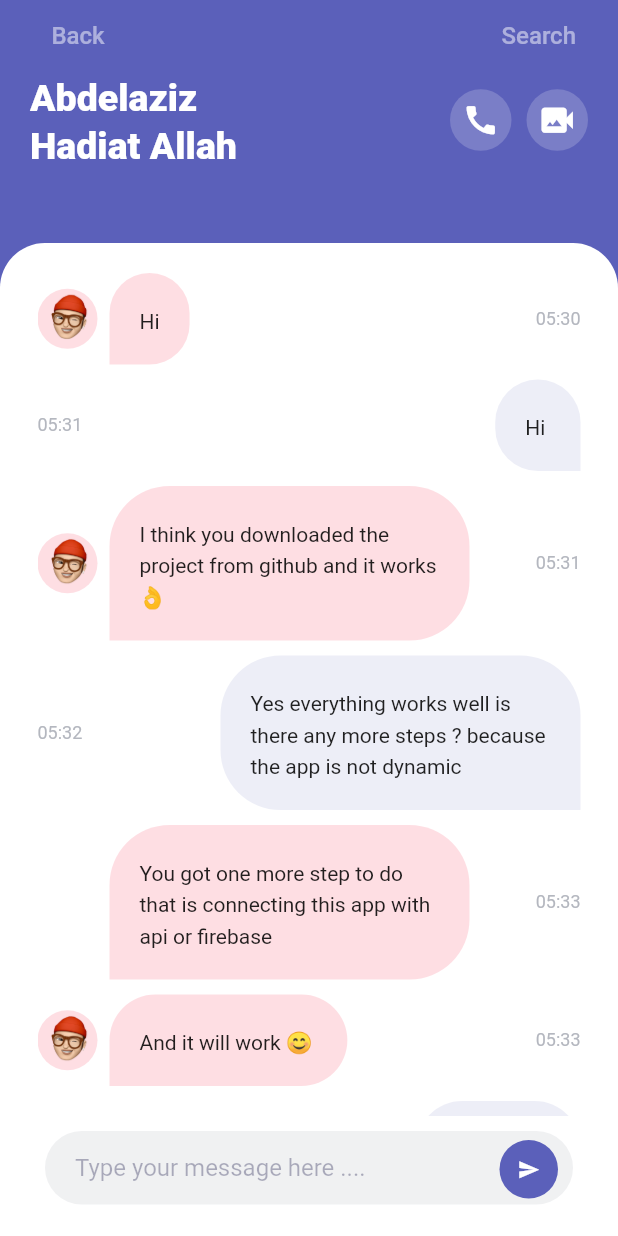
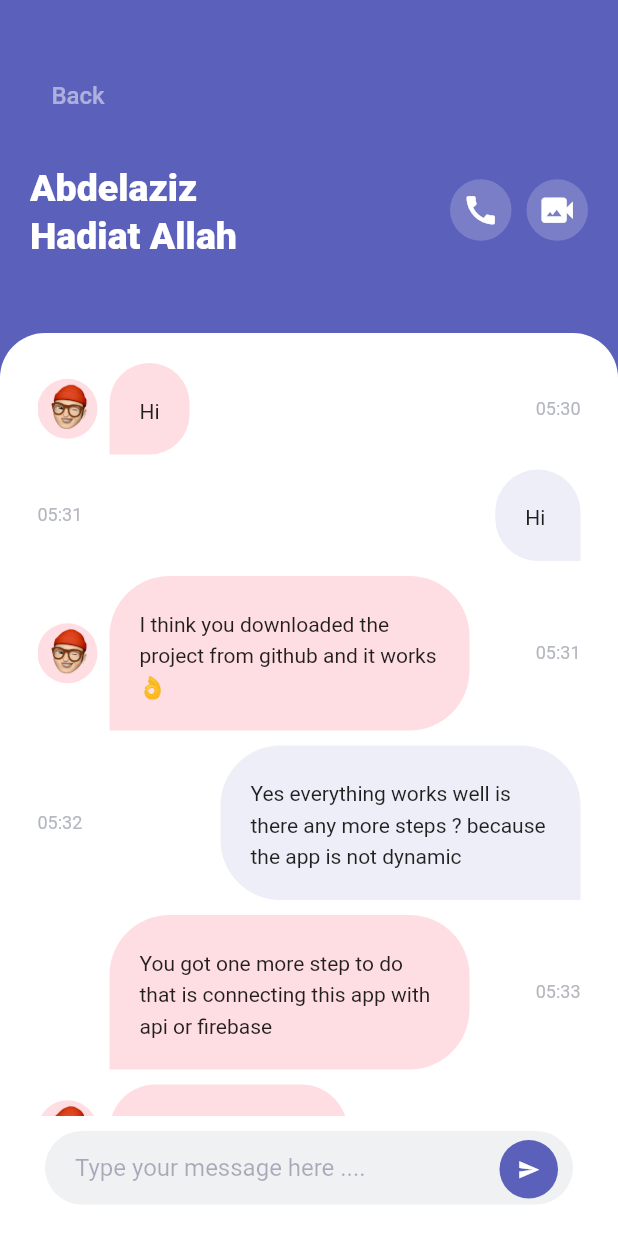
Before and after one commit to ADez3/ChatApp, a Flutter app: the Conversation screen opened directly with sample values from the repository, on a phone screen of 412 x 824 dp. Run offline on Flutter 3.47's test engine with Material 2 defaults, Android fonts, the phone set to English and light mode, and no system bars.

Commit message:
App UI Completed

```diff
--- a/lib/screens/conversation/widgets/conversation_appbar.dart
+++ b/lib/screens/conversation/widgets/conversation_appbar.dart
@@ -5,7 +5,8 @@ class ConAppBar extends StatelessWidget {
   Widget build(BuildContext context) {
     return Container(
       padding: EdgeInsets.only(
-        top: MediaQuery.of(context).padding.top,
+        top: 40,
+        bottom: 20,
         left: 20,
         right: 20
       ),
@@ -22,16 +23,7 @@ class ConAppBar extends StatelessWidget {
               ),
             ),
           ),
-          TextButton(
-            onPressed: () {},
-            child: Text(
-              'Search',
-              style: TextStyle(
-                  color: Colors.white.withOpacity(0.5),
-                fontSize: 16,
-              ),
-            ),
-          ),
+
         ],
       ),
     );
```
